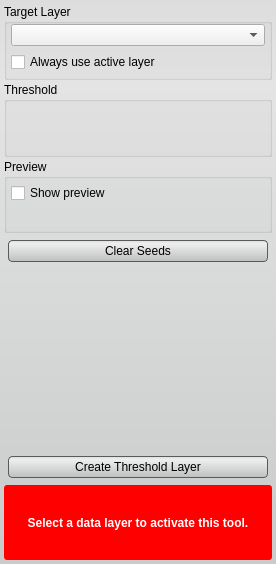
The window that src/Interface/ToolInterface/ThresholdToolInterface.ui (jessdtate/Seg3D) describes before a commit, drawn with Qt 5.
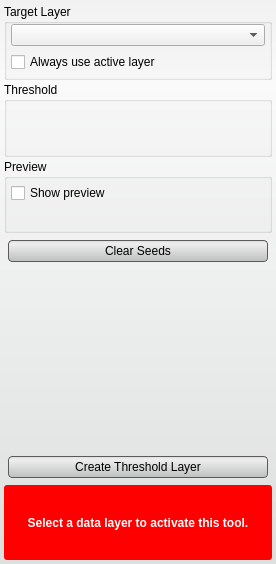
The same window after the commit. Custom widgets are drawn as their Qt base class.

```diff
--- a/src/Interface/ToolInterface/ThresholdToolInterface.ui
+++ b/src/Interface/ToolInterface/ThresholdToolInterface.ui
@@ -28,7 +28,7 @@
   <property name="styleSheet">
    <string notr="true">QWidget#ThresholdToolInterface{
 	border-radius: 3px;
-	background-color: qlineargradient(spread:pad, x1:0.5, y1:0, x2:0.5, y2:0.960227, stop:0 rgba(221, 221, 221, 255), stop:0.155779 rgba(228, 228, 228, 255), stop:1 rgba(202, 204, 204, 255)); 
+	background-color: qlineargradient(spread:pad, x1:0.5, y1:0, x2:0.5, y2:0.960227, stop:0 rgba(241, 241, 241, 255), stop:0.155779 rgba(250, 250, 250, 255), stop:1 rgba(222, 224, 224, 255));  
 }
 
 QWidget#threshold_histogram_{
@@ -135,6 +135,9 @@
       <string>Threshold</string>
      </property>
      <layout class="QVBoxLayout" name="verticalLayout_2">
+      <property name="spacing">
+       <number>4</number>
+      </property>
       <property name="margin">
        <number>4</number>
       </property>
```
Left out of the diff: 19 changed lines with no effect on the pictures.
